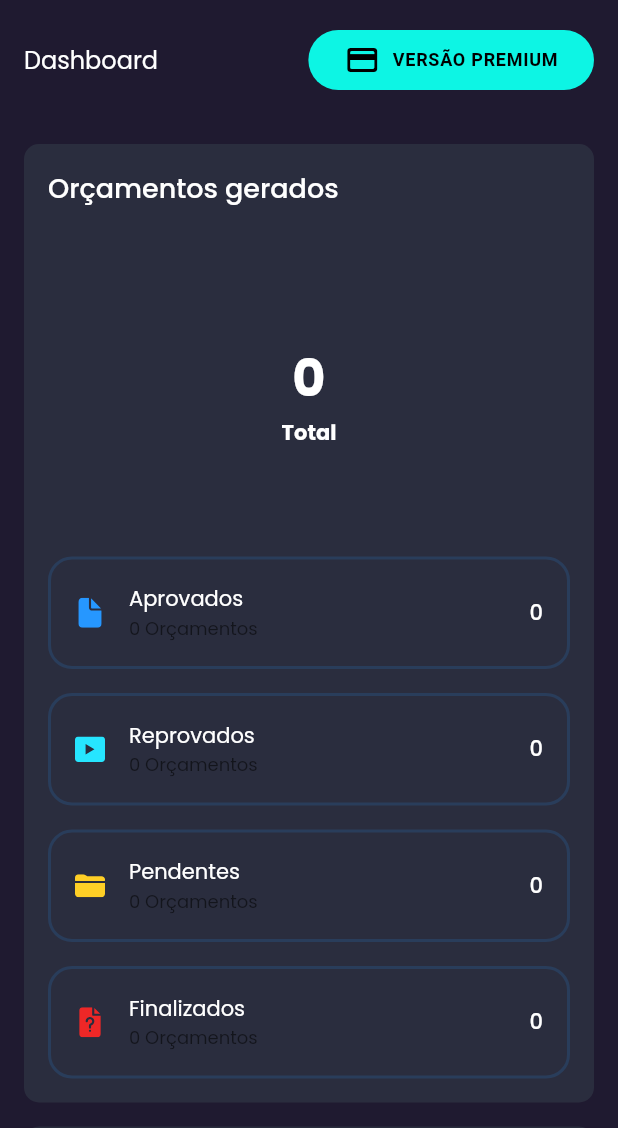
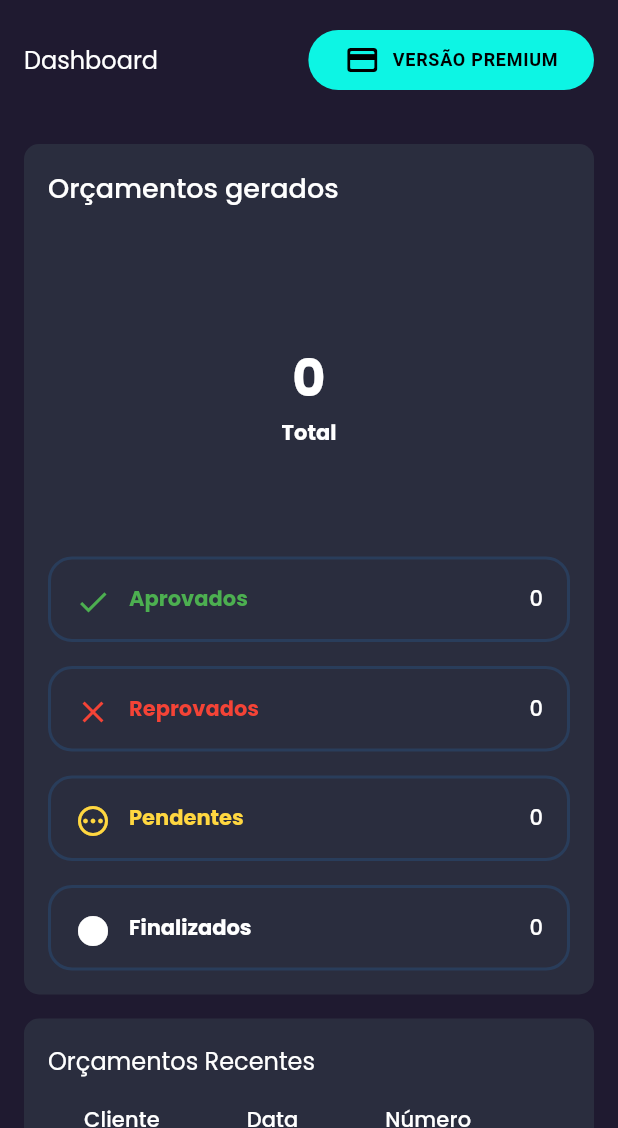
Before and after one commit to brdacon1/budget_flutter, a Flutter app: the MainScreen screen opened by its route, on a phone screen of 412 x 824 dp, the part 108-1236 px from its top. Run offline on Flutter 3.47's test engine with Material 2 defaults, Android fonts, the phone set to English and light mode, and no system bars; our stand-ins replace adaptive_theme, awesome_dialog, badges, cached_network_image, cloud_firestore, expansion_tile_card and 12 more; missing offline and left inert: cloud_firestore_web, contact_picker_web, dart:ffi, firebase_auth_web, firebase_core_web, flutter_inapp_purchase and 3 more; accounts and stored records are empty; network calls fail; Roboto replaces fonts that are missing (Heebo); project files that could hold a hidden picture were left out.

Commit message:
Finalização dashboard do app

```diff
--- a/lib/screens/dashboard/components/chart.dart
+++ b/lib/screens/dashboard/components/chart.dart
@@ -29,25 +29,25 @@ class _Chart extends State<Chart> {
         color: Colors.green,
         value: widget.item.qtdDoubleApproved,
         showTitle: false,
-        radius: widget.item.qtdDoubleApproved ! * 6,
+        radius: widget.item.qtdDoubleApproved,
       ),
       PieChartSectionData(
         color: Colors.red,
         value: widget.item.qtdDoubleDisapproved,
         showTitle: false,
-        radius: widget.item.qtdDoubleDisapproved! * 6,
+        radius: widget.item.qtdDoubleDisapproved,
       ),
       PieChartSectionData(
         color: Colors.amberAccent,
         value: widget.item.qtdDoublePending,
         showTitle: false,
-        radius: widget.item.qtdDoublePending! * 6,
+        radius: widget.item.qtdDoublePending,
       ),
       PieChartSectionData(
         color: Colors.white,
         value: widget.item.qtdDoubleFinish,
         showTitle: false,
-        radius: widget.item.qtdDoubleFinish! * 6,
+        radius: widget.item.qtdDoubleFinish,
       ),
     ];
     return SizedBox(
--- a/lib/screens/dashboard/components/recent_files.dart
+++ b/lib/screens/dashboard/components/recent_files.dart
@@ -2,13 +2,18 @@ import 'package:oflite/models/RecentFile.dart';
 import 'package:flutter/material.dart';
 import 'package:flutter_svg/svg.dart';
 
+import '../../../Objetos/DADOS.dart';
 import '../../../constants.dart';
 
-class RecentFiles extends StatelessWidget {
-  const RecentFiles({
-    Key? key,
+class RecentFiles extends StatefulWidget {
+  final List<DADOS> items;
 
-  }) : super(key: key);
+  const RecentFiles({Key? key, required this.items}) : super(key: key);
+  @override
+  _RecentFiles createState() => _RecentFiles();
+}
+
+class _RecentFiles extends State<RecentFiles> {
 
   @override
   Widget build(BuildContext context) {
@@ -41,8 +46,8 @@ class RecentFiles extends StatelessWidget {
                 ),
               ],
               rows: List.generate(
-                demoRecentFiles.length,
-                (index) => recentFileDataRow(demoRecentFiles[index]),
+                widget.items.length >= 5 ? 5 : widget.items.length,
+                    (index) => recentFileDataRow(widget.items[widget.items.length - index - 1]),
               ),
             ),
           ),
@@ -52,26 +57,21 @@ class RecentFiles extends StatelessWidget {
   }
 }
 
-DataRow recentFileDataRow(RecentFile fileInfo) {
+DataRow recentFileDataRow(DADOS fileInfo) {
   return DataRow(
     cells: [
       DataCell(
         Row(
           children: [
-            SvgPicture.asset(
-              fileInfo.icon!,
-              height: 30,
-              width: 30,
-            ),
             Padding(
-              padding: const EdgeInsets.symmetric(horizontal: defaultPadding),
-              child: Text(fileInfo.title!),
+              padding: const EdgeInsets.symmetric(horizontal: 0),
+              child: Text(fileInfo.NOMECLIENTE!.split(' ')[0], softWrap: false,),
             ),
           ],
         ),
       ),
-      DataCell(Text(fileInfo.date!)),
-      DataCell(Text(fileInfo.size!)),
+      DataCell(Text(fileInfo.DATA!)),
+      DataCell(Text(fileInfo.ID!)),
     ],
   );
 }
--- a/lib/screens/dashboard/components/storage_details.dart
+++ b/lib/screens/dashboard/components/storage_details.dart
@@ -44,25 +44,29 @@ class _StarageDetails extends State<StarageDetails> {
           const SizedBox(height: defaultPadding),
           Chart(item: widget.item),
           StorageInfoCard(
-            svgSrc: "assets/icons/Documents.svg",
+            svgSrc: Icons.check,
+            iconColor: Colors.green,
             title: "Aprovados",
             amountOfFiles: widget.item.qtdIntApproved.toString(),
             numOfFiles: widget.item.qtdIntApproved!,
           ),
           StorageInfoCard(
-            svgSrc: "assets/icons/media.svg",
+            svgSrc: Icons.close_sharp,
+            iconColor: Colors.red,
             title: "Reprovados",
             amountOfFiles: widget.item.qtdIntDisapproved.toString(),
             numOfFiles: widget.item.qtdIntDisapproved!,
           ),
           StorageInfoCard(
-            svgSrc: "assets/icons/folder.svg",
+            svgSrc: Icons.pending_outlined,
+            iconColor: Colors.amberAccent,
             title: "Pendentes",
             amountOfFiles: widget.item.qtdIntPending.toString(),
             numOfFiles: widget.item.qtdIntPending!,
           ),
           StorageInfoCard(
-            svgSrc: "assets/icons/unknown.svg",
+            svgSrc: Icons.circle,
+            iconColor: Colors.white,
             title: "Finalizados",
             amountOfFiles: widget.item.qtdIntFinish.toString(),
             numOfFiles: widget.item.qtdIntFinish!,
--- a/lib/screens/dashboard/components/storage_info_card.dart
+++ b/lib/screens/dashboard/components/storage_info_card.dart
@@ -7,12 +7,16 @@ class StorageInfoCard extends StatelessWidget {
   const StorageInfoCard({
     Key? key,
     required this.title,
+    required this.iconColor,
     required this.svgSrc,
     required this.amountOfFiles,
     required this.numOfFiles,
   }) : super(key: key);
 
-  final String title, svgSrc, amountOfFiles;
+  final IconData svgSrc;
+  final Color iconColor;
+
+  final String title, amountOfFiles;
   final int numOfFiles;
 
   @override
@@ -31,7 +35,7 @@ class StorageInfoCard extends StatelessWidget {
           SizedBox(
             height: 20,
             width: 20,
-            child: SvgPicture.asset(svgSrc),
+            child: Icon(svgSrc, color: iconColor),
           ),
           Expanded(
             child: Padding(
@@ -41,15 +45,22 @@ class StorageInfoCard extends StatelessWidget {
                 children: [
                   Text(
                     title,
+                    style: Theme.of(context).textTheme.bodyLarge!.copyWith(
+                        color: iconColor,
+                        fontWeight: FontWeight.bold,
+                        fontSize: 14
+                    ),
                     maxLines: 1,
                     overflow: TextOverflow.ellipsis,
                   ),
-                  Text(
+                  /*Text(
                     "$numOfFiles Orçamentos",
-                    style: Theme.of(context)
-                        .textTheme
-                        .bodySmall,
-                  ),
+                    style: Theme.of(context).textTheme.bodyLarge!.copyWith(
+                        color: Colors.white,
+                        fontWeight: FontWeight.bold,
+                        fontSize: 10
+                    ),
+                  ),*/
                 ],
               ),
             ),
--- a/lib/screens/dashboard/dashboard_screen.dart
+++ b/lib/screens/dashboard/dashboard_screen.dart
@@ -17,7 +17,7 @@ class DashboardScreen extends StatefulWidget {
 }
 
 class _DashboardScreen extends State<DashboardScreen> {
-  final _foundUsers = <DADOS>[];
+  final List<DADOS> _foundUsers = <DADOS>[];
   final MyBudgetDashboard _myBudgetDashboard = MyBudgetDashboard(
       qtdTotal: 0,
       qtdIntApproved: 0,
@@ -106,7 +106,7 @@ class _DashboardScreen extends State<DashboardScreen> {
                       if (Responsive.isMobile(context))
                          StarageDetails(item: _myBudgetDashboard),
                       const SizedBox(height: defaultPadding),
-                      const RecentFiles(),
+                       RecentFiles(items: _foundUsers!),
                     ],
                   ),
                 ),
```
